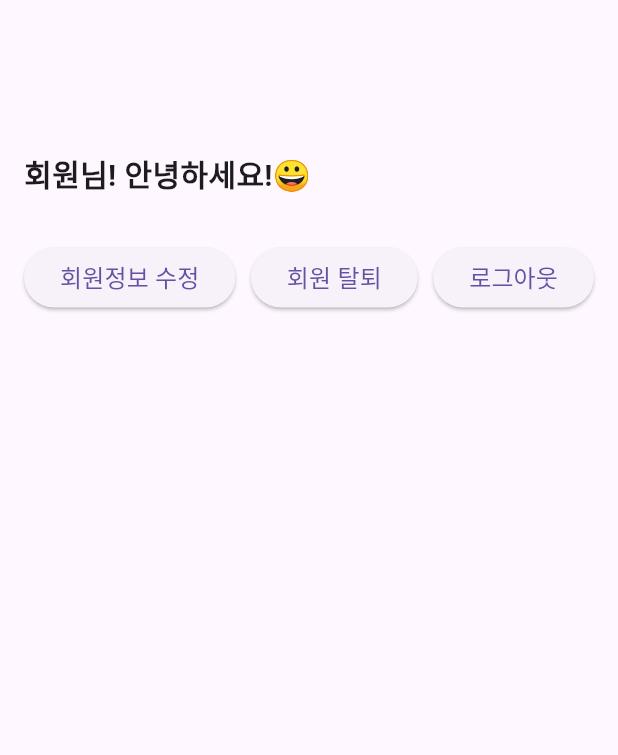
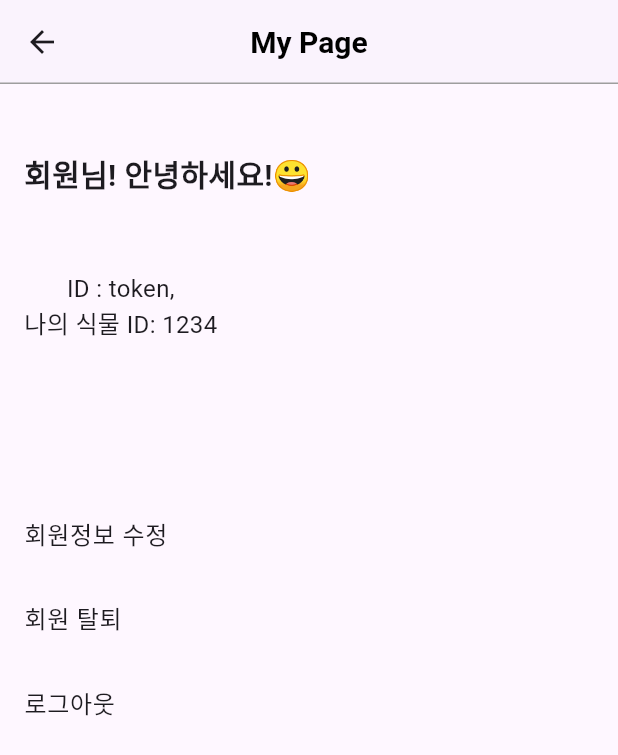
Before and after one commit to jsebal2/2024-SMHRD-IS-IoT-1-PM, a Flutter app: the Mypage screen opened directly, on a phone screen of 412 x 824 dp. Shown: the top 755 px of the screen. Run offline on Flutter 3.47's test engine with Material 3 defaults, Android fonts, the phone set to English and light mode, and no system bars; our stand-ins replace dio, flutter_secure_storage, table_calendar; missing offline and left inert: pm_project; accounts and stored records are empty; statements that could not run were skipped; project files that could hold a hidden picture were left out.

Commit message:
다시 올림 다영

```diff
--- a/lib/main.dart
+++ b/lib/main.dart
@@ -18,7 +18,7 @@ class MyApp extends StatelessWidget {
   Widget build(BuildContext context) {
     return MaterialApp(
       title: 'Flutter Demo',
-      home: Mypage(),
+      home: Login(),
     );
   }
 }
--- a/lib/mainPage/MainPage.dart
+++ b/lib/mainPage/MainPage.dart
@@ -3,7 +3,7 @@ import 'dart:convert';
 import 'package:dio/dio.dart';
 import 'package:path/path.dart';
 import 'dart:async';
-import 'widget.dart';
+import 'custom_widget.dart';
 import 'function.dart';
 
 
--- a/lib/user/mypage.dart
+++ b/lib/user/mypage.dart
@@ -17,6 +17,28 @@ class Mypage extends StatefulWidget {
 class _MypageState extends State<Mypage> {
 
   final FlutterSecureStorage secureStorage = FlutterSecureStorage();
+  String? _token;
+
+  @override
+  void initState() {
+    super.initState();
+    _loadToken();
+  }
+
+  Future<void> _loadToken() async {
+    try {
+      String? token = await secureStorage.read(key: 'authToken');
+      print('토큰가져와..$token');
+      setState(() {
+        _token = token;
+      });
+    } catch (e) {
+      setState(() {
+        _token = '토큰을 가져오는 중 오류 발생 : $e';
+      });
+    }
+  }
+
 
   Future<void> logout (BuildContext context) async {
     await secureStorage.delete(key: 'authToken');
@@ -25,56 +47,107 @@ class _MypageState extends State<Mypage> {
         context, MaterialPageRoute(builder: (context) => Login()));
   }
 
+
+
+  // id 및 식물 id 값 가져오기
+  Future<Map<String, String>> fetchUserData() async{
+    await Future.delayed(Duration(seconds: 1));
+    return {'id' : '$_token', 'username' : '1234'};
+  }
+
   @override
   Widget build(BuildContext context) {
     return Scaffold(
       appBar: AppBar( // 상단 header
-        title: Text('')
+        title: Text('My Page'),
+        titleTextStyle: TextStyle(fontSize: 20, fontWeight:FontWeight.bold, color: Colors.black),
+        centerTitle: true,
+        elevation: 0.5,
+        shape: Border(
+          bottom: BorderSide(
+            color: Colors.grey,
+            width: 1,
           ),
-
+        ),
+      ),
 
       body: Padding(
         padding: EdgeInsets.all(16.0),// 중단 - content
         child: Column(
           crossAxisAlignment: CrossAxisAlignment.start,
-          children: [
-            Text('\n회원님! 안녕하세요!😀',
-          style: TextStyle(fontSize: 20, fontWeight: FontWeight.bold,),),
+          children: [ // 상단 프로필
+            Container(
+              child: Text('\n회원님! 안녕하세요!😀',
+                style: TextStyle(fontSize: 20, fontWeight: FontWeight.bold),),
+            ),
+            SizedBox(height: 50),
 
-            SizedBox(height: 30,),
 
             // 💡 하단 버튼 (회원정보 수정, 회원탈퇴, 로그아웃)
-             Row(
-               mainAxisAlignment: MainAxisAlignment.spaceBetween,
+            Column(
+              crossAxisAlignment: CrossAxisAlignment.start,
               children: [
-                 // 회원정보 수정 페이지로 이동
-                 ElevatedButton(
-                      onPressed: () {
+                FutureBuilder(
+                  future : fetchUserData(),
+                  builder: (context, snapshot) {
+                    if (snapshot.connectionState == ConnectionState.waiting) {
+                      return Center(child: CircularProgressIndicator()); // 로딩중
+                    } else if (snapshot.hasError) {
+                      return Text('Error : ${snapshot.error}');
+                    } else if (snapshot.hasData) {
+                      final data = snapshot.data!;
+                      return Column(
+                        mainAxisAlignment: MainAxisAlignment.spaceEvenly,
+                        children: [
+                          Text('ID : ${snapshot.data!['id']},',
+                            style: TextStyle(fontSize: 16),),
+                          Text('나의 식물 ID: ${snapshot.data!['username']}',
+                              style: TextStyle(fontSize: 16)),
+                        ],
+                      );
+                    } else {
+                      return Text('데이터를 가져오지 못했습니다.');
+                    }
+                  },
+                ),
+                SizedBox(height: 100,),
+                // 💡 하단 버튼 (회원정보 수정, 회원탈퇴, 로그아웃)
+                Column(
+                  crossAxisAlignment: CrossAxisAlignment.start,
+                ),
+
+                ListTile(
+                  onTap: () {
                     Navigator.push(context, MaterialPageRoute(
                         builder: (context) {return Update();}));},
-                      child: Text('회원정보 수정',
-                      style: TextStyle(fontSize: 16),),
+                  title: Text('회원정보 수정', style: TextStyle(fontSize: 16),),
+                  contentPadding: EdgeInsets.symmetric(horizontal: 0),
                 ),
+
+
                 // 회원 탈퇴 페이지로 이동
-                 ElevatedButton(
-                   onPressed: () {
+                ListTile(
+                  onTap: () {
                     Navigator.push(context, MaterialPageRoute(
                         builder: (context) {return Delete();}));},
-                   child: Text('회원 탈퇴',
-                     style: TextStyle(fontSize: 16),),
+
+                  title: Text('회원 탈퇴', style: TextStyle(fontSize: 16),),
+                  contentPadding: EdgeInsets.symmetric(horizontal: 0),
                 ),
+
+
+
                 // 로그아웃
-                 ElevatedButton(
-                   onPressed: () {
+
+                ListTile(
+                  onTap: () {
                     Navigator.pushAndRemoveUntil(context, MaterialPageRoute(
                          builder: (context) {return Login();}), (route)=>false);},
-                   child: Text('로그아웃',
-                     style: TextStyle(fontSize: 16),),
+                  title: Text('로그아웃', style: TextStyle(fontSize: 16),),
+                  contentPadding: EdgeInsets.symmetric(horizontal: 0),
                 ),
-
               ],
             ),
-
           ],
         ),
       ),
```
Lines whose indentation alone changed are shown as unchanged.
